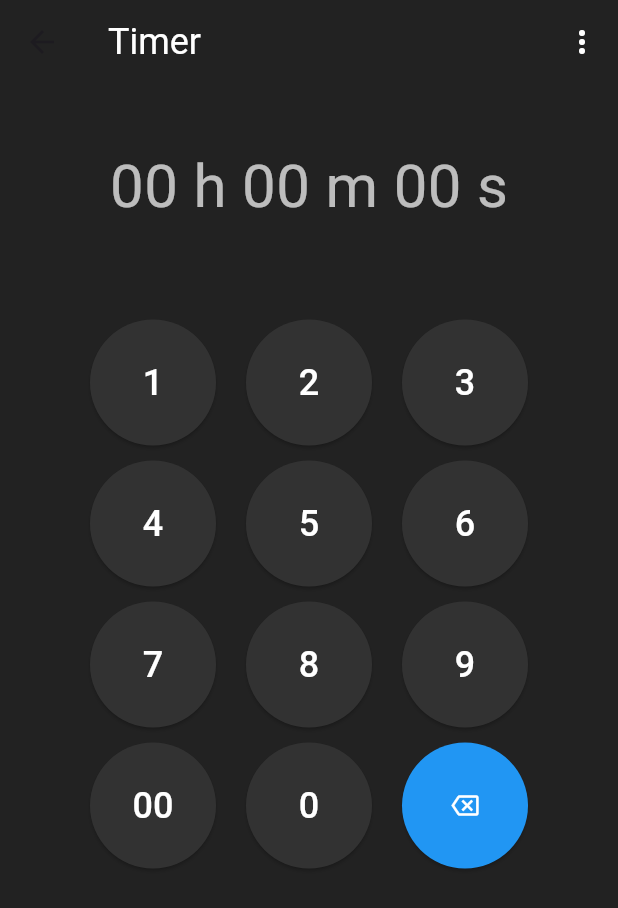
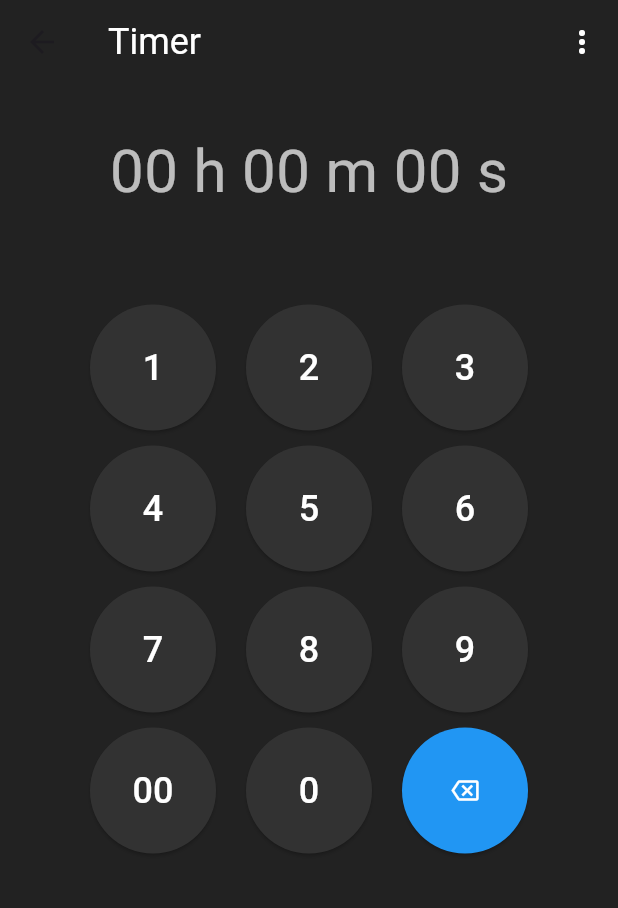
Before and after one commit to Labeebkhan/Clock, a Flutter app: the Timer screen opened directly, on a phone screen of 412 x 824 dp. Shown: the top 908 px of the screen. Run offline on Flutter 3.47's test engine with Material 3 defaults, Android fonts, the phone set to English and light mode, and no system bars.

Commit message:
applied SingleChildScrollView to Avoid overflow

```diff
--- a/lib/main.dart
+++ b/lib/main.dart
@@ -4,7 +4,6 @@ import 'clock.dart';
 import 'Timer.dart';
 import 'stopwatch.dart';
 import 'bedtime.dart';
-
 // exact Google-style bedtime icon
 
 void main() {
--- a/lib/stopwatch.dart
+++ b/lib/stopwatch.dart
@@ -77,7 +77,7 @@ class _StopwatchState extends State<Stopwatch> {
               ),
             ),
           ),
-          Padding(padding: const EdgeInsets.only(bottom: 40)),
+          Padding(padding: const EdgeInsets.only(bottom: 80)),
         ],
       ),
     );
--- a/lib/timer.dart
+++ b/lib/timer.dart
@@ -105,16 +105,19 @@ class _TimerState extends State<Timer> {
           ),
         ],
       ),
-      body: Column(
+      body: SafeArea(
+        child: SingleChildScrollView(
+          child: Column(
             mainAxisAlignment: MainAxisAlignment.center,
             children: [
-          const SizedBox(height: 40),
+              const SizedBox(height: 30),
               Text(
                 displayTime,
                 style: const TextStyle(fontSize: 40, color: Colors.white70),
               ),
               GridView.builder(
                 shrinkWrap: true,
+                physics: const NeverScrollableScrollPhysics(),
                 padding: const EdgeInsets.all(60),
                 itemCount: keys.length,
                 gridDelegate: const SliverGridDelegateWithFixedCrossAxisCount(
@@ -134,15 +137,14 @@ class _TimerState extends State<Timer> {
                     },
                     style: ElevatedButton.styleFrom(
                       shape: const CircleBorder(),
-                  padding: const EdgeInsets.all(6), // 👈 Reduce padding
+                      padding: const EdgeInsets.all(6),
                       backgroundColor:
                           key == '⌫'
                               ? Colors.blue
                               : const Color.fromARGB(255, 50, 50, 50),
                       foregroundColor: Colors.white,
-                  minimumSize: const Size(10, 10), // 👈 Set smaller button size
+                      minimumSize: const Size(10, 10),
                     ),
-
                     child:
                         key == '⌫'
                             ? const Icon(Icons.backspace_outlined)
@@ -150,7 +152,7 @@ class _TimerState extends State<Timer> {
                   );
                 },
               ),
-          Spacer(),
+              const SizedBox(height: 20), // Optional: extra spacing
               AnimatedSwitcher(
                 duration: const Duration(milliseconds: 300),
                 transitionBuilder: (Widget child, Animation<double> animation) {
@@ -159,9 +161,7 @@ class _TimerState extends State<Timer> {
                 child:
                     digits.isNotEmpty
                         ? Padding(
-                      padding: const EdgeInsets.only(
-                        bottom: 40,
-                      ), // 👈 Bottom spacing
+                          padding: const EdgeInsets.only(bottom: 60),
                           child: SizedBox(
                             height: 90,
                             width: 90,
@@ -176,7 +176,7 @@ class _TimerState extends State<Timer> {
                               ),
                               shape: const CircleBorder(),
                               child: const Icon(
-                            Icons.play_arrow, // 👈 Changed to Play Icon
+                                Icons.play_arrow,
                                 size: 32,
                                 color: Color.fromARGB(255, 34, 34, 34),
                               ),
@@ -187,6 +187,8 @@ class _TimerState extends State<Timer> {
               ),
             ],
           ),
+        ),
+      ),
     );
   }
 }
```
Lines whose indentation alone changed are shown as unchanged.
